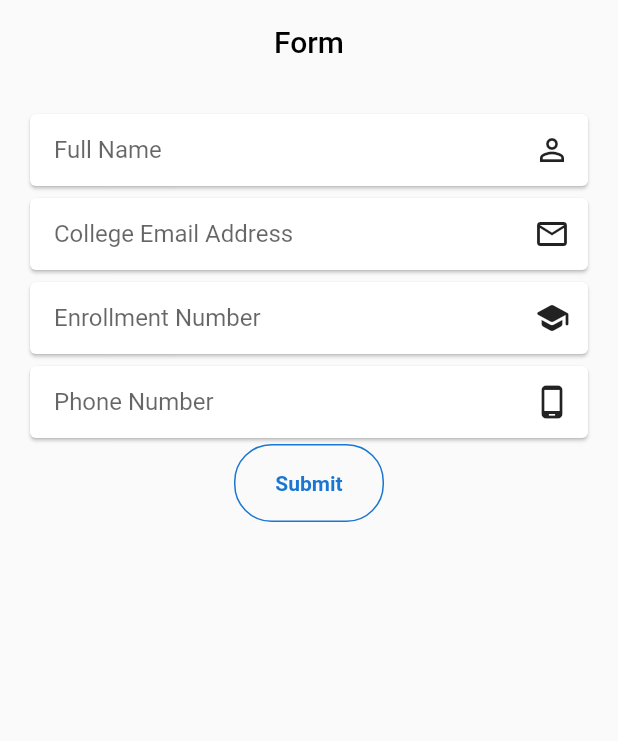
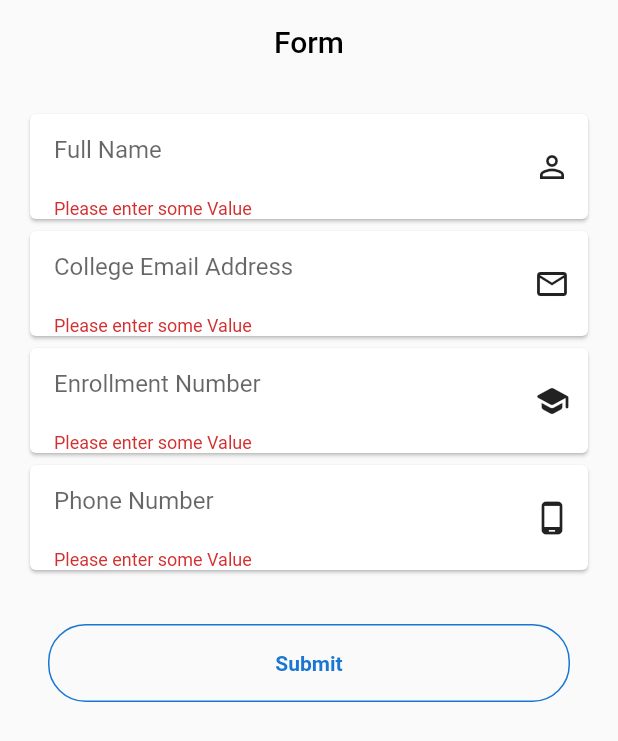
Before and after one commit to educate-app/Attendo-Mobile, a Flutter app: the screen it shows once a user with an empty profile is signed in, after a tap on "Submit", on a phone screen of 412 x 824 dp. Shown: the top 741 px of the screen. Run offline on Flutter 3.47's test engine with Material 2 defaults, Android fonts, the phone set to English and light mode, and no system bars; our stand-ins replace cloud_firestore, firebase_auth, firebase_core, flutter_riverpod, font_awesome_flutter, google_sign_in; accounts and stored records are empty.

Commit message:
Form created and added funcionality

```diff
--- a/lib/main.dart
+++ b/lib/main.dart
@@ -32,6 +32,12 @@ class AttendoApp extends ConsumerWidget {
           },
           loading: () => LoadingScreen(),
           error: (e, stackTrace) => ErrorScreen(e, stackTrace)),
+          routes:  {
+            '/login': (context) => LoginPage(),
+            '/form': (context) => FormPage(),
+            '/home': (context) => HomePage(),
+
+          },
     );
   }
 }
--- /dev/null
+++ b/lib/models/form_model.dart
@@ -0,0 +1,75 @@
+import 'dart:convert';
+
+class FormModel {
+  final String name;
+  final String email;
+  final int enrollmentnumber;
+  final int phonenumber;
+  FormModel({
+    required this.name,
+    required this.email,
+    required this.enrollmentnumber,
+    required this.phonenumber,
+  });
+
+  FormModel copyWith({
+    String? name,
+    String? email,
+    int? enrollmentnumber,
+    int? phonenumber,
+  }) {
+    return FormModel(
+      name: name ?? this.name,
+      email: email ?? this.email,
+      enrollmentnumber: enrollmentnumber ?? this.enrollmentnumber,
+      phonenumber: phonenumber ?? this.phonenumber,
+    );
+  }
+
+  Map<String, dynamic> toMap() {
+    return {
+      'name': name,
+      'email': email,
+      'enrollmentnumber': enrollmentnumber,
+      'phonenumber': phonenumber,
+    };
+  }
+
+  factory FormModel.fromMap(Map<String, dynamic> map) {
+    return FormModel(
+      name: map['name'],
+      email: map['email'],
+      enrollmentnumber: map['enrollmentnumber'],
+      phonenumber: map['phonenumber'],
+    );
+  }
+
+  String toJson() => json.encode(toMap());
+
+  factory FormModel.fromJson(String source) =>
+      FormModel.fromMap(json.decode(source));
+
+  @override
+  String toString() {
+    return 'FormModel(name: $name, email: $email, enrollmentnumber: $enrollmentnumber, phonenumber: $phonenumber)';
+  }
+
+  @override
+  bool operator ==(Object other) {
+    if (identical(this, other)) return true;
+
+    return other is FormModel &&
+        other.name == name &&
+        other.email == email &&
+        other.enrollmentnumber == enrollmentnumber &&
+        other.phonenumber == phonenumber;
+  }
+
+  @override
+  int get hashCode {
+    return name.hashCode ^
+        email.hashCode ^
+        enrollmentnumber.hashCode ^
+        phonenumber.hashCode;
+  }
+}
--- a/lib/pages/form_page.dart
+++ b/lib/pages/form_page.dart
@@ -1,8 +1,14 @@
+import 'package:attendo/models/form_model.dart';
+import 'package:attendo/providers/database_provider.dart';
 import 'package:attendo/widgets/custom_button.dart';
 import 'package:attendo/widgets/custom_tile_widget.dart';
 import 'package:flutter/material.dart';
+import 'package:flutter_riverpod/flutter_riverpod.dart';
+
+import 'home_screen.dart';
 
 class FormPage extends StatefulWidget {
+  static const routeName = '/form';
   const FormPage({Key? key}) : super(key: key);
 
   @override
@@ -10,6 +16,7 @@ class FormPage extends StatefulWidget {
 }
 
 class _FormPageState extends State<FormPage> {
+  final GlobalKey<FormState> _formKey = GlobalKey();
   final List<TextEditingController> _controllers = [];
   @override
   void initState() {
@@ -17,6 +24,14 @@ class _FormPageState extends State<FormPage> {
     for (int i = 0; i < 4; i++) {
       _controllers.add(TextEditingController());
     }
+  }
+
+  @override
+  void dispose() {
+    for (int i = 0; i < 4; i++) {
+      _controllers[i].dispose();
+    }
+    super.dispose();
   }
 
   @override
@@ -35,7 +50,27 @@ class _FormPageState extends State<FormPage> {
             elevation: 0,
             centerTitle: true,
           ),
-          body: Form(
+          body: Consumer(builder: (context, watch, _) {
+            final _database = watch(databaseProvider);
+
+            void _onClick() async {
+              if (!_formKey.currentState!.validate()) {
+                return;
+              }
+              FormModel model = FormModel(
+                name: _controllers[0].text,
+                email: _controllers[1].text,
+                enrollmentnumber: int.parse(_controllers[2].text),
+                phonenumber: int.parse(_controllers[3].text),
+              );
+
+              await _database.addUser(context, model).then((v) =>
+                  Navigator.of(context)
+                      .pushReplacementNamed(HomePage.routeName));
+            }
+
+            return Form(
+              key: _formKey,
               child: SingleChildScrollView(
                 physics: BouncingScrollPhysics(),
                 child: Padding(
@@ -46,32 +81,30 @@ class _FormPageState extends State<FormPage> {
                           controller: _controllers[0],
                           title: 'Full Name',
                           icon: Icons.person_outline_outlined,
-                        onClick: () {},
                           inputType: TextInputType.text),
                       CustomTileWidget(
                           controller: _controllers[1],
                           title: 'College Email Address',
                           icon: Icons.mail_outline,
-                        onClick: () {},
-                        inputType: TextInputType.text),
+                          inputType: TextInputType.emailAddress),
                       CustomTileWidget(
                           controller: _controllers[2],
                           title: 'Enrollment Number',
                           icon: Icons.school_rounded,
-                        onClick: () {},
                           inputType: TextInputType.number),
                       CustomTileWidget(
                           controller: _controllers[3],
                           title: 'Phone Number',
                           icon: Icons.phone_android_outlined,
-                        onClick: () {},
                           inputType: TextInputType.number),
-                    CustomButton(onPressed: () {}, text: 'Submit')
+                      // Spacer(),
+                      CustomButton(onPressed: _onClick, text: 'Submit')
                     ],
                   ),
                 ),
               ),
-          )),
+            );
+          })),
     );
   }
 }
--- a/lib/pages/home_screen.dart
+++ b/lib/pages/home_screen.dart
@@ -1,8 +1,10 @@
 import 'package:attendo/providers/auth_provider.dart';
+import 'package:attendo/providers/firebaseProviders.dart';
 import 'package:flutter/material.dart';
 import 'package:flutter_riverpod/flutter_riverpod.dart';
 
 class HomePage extends ConsumerWidget {
+  static const String routeName = '/home';
   const HomePage({Key? key}) : super(key: key);
 
   @override
--- a/lib/providers/auth_provider.dart
+++ b/lib/providers/auth_provider.dart
@@ -9,7 +9,3 @@ final authenticationProvider = Provider<Authentication>((ref) {
 final authStateProvider = StreamProvider<User?>((ref) {
   return ref.read(authenticationProvider).authStateChange;
 });
-
-final fireBaseAuthProvider = Provider<FirebaseAuth>((ref) {
-  return FirebaseAuth.instance;
-});
--- /dev/null
+++ b/lib/providers/database_provider.dart
@@ -0,0 +1,7 @@
+import 'package:attendo/providers/firebaseProviders.dart';
+import 'package:attendo/utils/database.dart';
+import 'package:flutter_riverpod/flutter_riverpod.dart';
+
+final databaseProvider = Provider<FirestoreDatabase>((ref) {
+  return FirestoreDatabase(ref.watch(firestoreDatabaseProvider));
+});
--- /dev/null
+++ b/lib/providers/firebaseProviders.dart
@@ -0,0 +1,11 @@
+import 'package:cloud_firestore/cloud_firestore.dart';
+import 'package:firebase_auth/firebase_auth.dart';
+import 'package:flutter_riverpod/flutter_riverpod.dart';
+
+final fireBaseAuthProvider = Provider<FirebaseAuth>((ref) {
+  return FirebaseAuth.instance;
+});
+
+final firestoreDatabaseProvider = Provider<FirebaseFirestore>((ref) {
+  return FirebaseFirestore.instance ;
+});
--- a/lib/widgets/custom_button.dart
+++ b/lib/widgets/custom_button.dart
@@ -11,7 +11,11 @@ class CustomButton extends StatelessWidget {
 
   @override
   Widget build(BuildContext context) {
-    return MaterialButton(
+    return Container(
+      padding: const EdgeInsets.only(top: 32.0),
+      margin: const EdgeInsets.symmetric(horizontal: 16),
+      width: double.infinity,
+      child: MaterialButton(
         onPressed: onPressed,
         child: Text(
           text,
@@ -25,6 +29,7 @@ class CustomButton extends StatelessWidget {
           borderRadius: BorderRadius.circular(25),
           side: BorderSide(color: Colors.blue.shade700),
         ),
+      ),
     );
   }
 }
--- a/lib/widgets/custom_tile_widget.dart
+++ b/lib/widgets/custom_tile_widget.dart
@@ -4,14 +4,13 @@ class CustomTileWidget extends StatelessWidget {
   final TextEditingController controller;
   final String title;
   final IconData icon;
-  final VoidCallback onClick;
   final TextInputType inputType;
+
   const CustomTileWidget({
     Key? key,
     required this.controller,
     required this.title,
     required this.icon,
-    required this.onClick,
     required this.inputType,
   }) : super(key: key);
 
@@ -25,6 +24,12 @@ class CustomTileWidget extends StatelessWidget {
               controller: controller,
               autocorrect: true,
               keyboardType: inputType,
+              validator: (value) {
+                if (value!.isEmpty) {
+                  return 'Please enter some Value';
+                }
+                return null;
+              },
               decoration: InputDecoration(
                 hintText: title,
                 border: InputBorder.none,
@@ -33,7 +38,7 @@ class CustomTileWidget extends StatelessWidget {
               ),
             ),
           ),
-          IconButton(onPressed: onClick, icon: Icon(icon))
+          IconButton(onPressed: () {}, icon: Icon(icon))
         ],
       ),
     );
--- a/pubspec.yaml
+++ b/pubspec.yaml
@@ -34,6 +34,8 @@ dependencies:
   google_sign_in: ^5.1.1
   firebase_core: ^1.7.0
   font_awesome_flutter: ^9.1.0
+  cloud_firestore: ^2.5.3
+  google_fonts: ^2.1.0
 
 dev_dependencies:
   flutter_test:
```
Also changed, not shown: lib/utils/database.dart (added, +41 -0 lines), pubspec.lock, 1 other file. Lines whose indentation alone changed are shown as unchanged.
